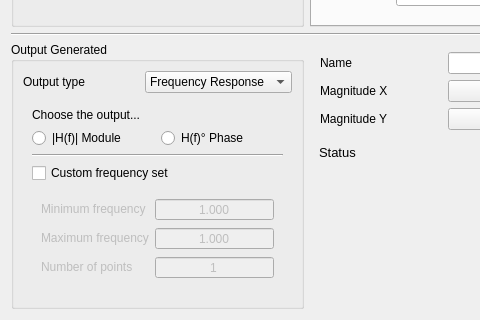
Old version of the form plot_tool/designer/transfer_dialog/transfer_dialog_ui.ui in the repository grupo-tc-volcan/plot-tool; both pictures show x 0 to 480 and y 110 to 430 of the 575 by 430 pixel window.
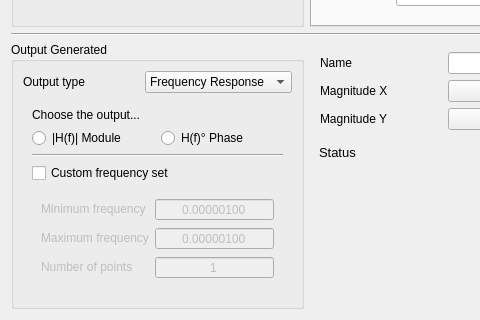
New version of the form.

```diff
--- a/plot_tool/designer/transfer_dialog/transfer_dialog_ui.ui
+++ b/plot_tool/designer/transfer_dialog/transfer_dialog_ui.ui
@@ -117,10 +117,10 @@
                 <enum>QAbstractSpinBox::NoButtons</enum>
                </property>
                <property name="decimals">
-                <number>3</number>
+                <number>8</number>
                </property>
                <property name="minimum">
-                <double>1.000000000000000</double>
+                <double>0.000001000000000</double>
                </property>
                <property name="maximum">
                 <double>100000000.000000000000000</double>
@@ -200,10 +200,10 @@
                 <enum>QAbstractSpinBox::NoButtons</enum>
                </property>
                <property name="decimals">
-                <number>3</number>
+                <number>8</number>
                </property>
                <property name="minimum">
-                <double>1.000000000000000</double>
+                <double>0.000001000000000</double>
                </property>
                <property name="maximum">
                 <double>100000000.000000000000000</double>
```
Left out of the diff: 12 changed lines with no effect on the pictures.
